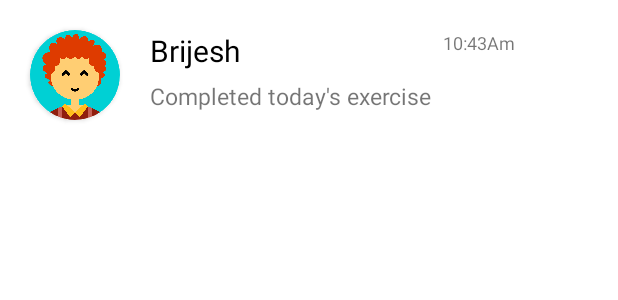
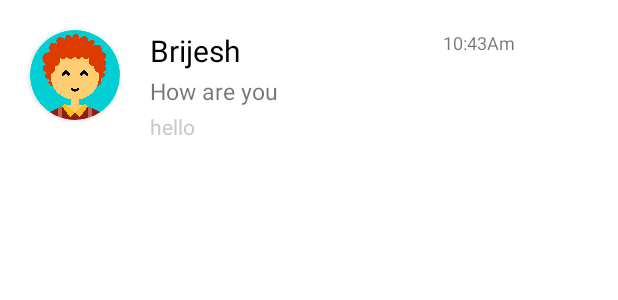
Before and after one commit to zhangxiao625/fitGroup, an Android app: the layout feed_item.xml on its own in the app's theme, with its tools: preview values and no code run, on a phone screen of 412 x 824 dp. Shown: the top 300 px of the screen. Run offline under Robolectric (Android 15) with nearby library versions, the phone set to English and light mode, and no system bars; Roboto replaces fonts that are not available here.

Commit message:
feed activity

```diff
--- a/app/src/main/res/layout/feed_item.xml
+++ b/app/src/main/res/layout/feed_item.xml
@@ -7,62 +7,72 @@
 
     <RelativeLayout
         android:layout_width="match_parent"
-        android:layout_height="95dp"
-        android:background="#ffffff">
+        android:background="#ffffff"
+        android:layout_height="95dp">
 
         <androidx.cardview.widget.CardView
 
+            android:layout_height="60dp"
+            android:layout_width="60dp"
             android:id="@+id/imageview1"
-            android:layout_width="60dp"
-            android:layout_height="60dp"
-            android:layout_marginLeft="20dp"
+            app:cardCornerRadius="60dp"
             android:layout_marginTop="20dp"
-            app:cardCornerRadius="60dp">
+            android:layout_marginLeft="20dp">
 
             <ImageView
                 android:id="@+id/imageview"
                 android:layout_width="60dp"
+                android:scaleType="centerCrop"
                 android:layout_height="60dp"
-                android:scaleType="centerCrop"
-                android:src="@drawable/profile1"></ImageView>
+                android:src="@drawable/profile1"
+                ></ImageView>
 
         </androidx.cardview.widget.CardView>
 
         <TextView
-            android:id="@+id/textview"
             android:layout_width="120dp"
             android:layout_height="30dp"
-            android:layout_marginLeft="20dp"
-            android:layout_marginTop="20dp"
-            android:layout_toRightOf="@id/imageview1"
             android:text="Brijesh"
             android:textColor="#000000"
-            android:textSize="20sp">
+            android:layout_toRightOf="@id/imageview1"
+            android:id="@+id/textview"
+            android:textSize="20sp"
+            android:layout_marginTop="20dp"
+            android:layout_marginLeft="20dp">
 
         </TextView>
-
         <TextView
+            android:layout_width="140dp"
+            android:layout_height="30dp"
+            android:textSize="15sp"
             android:id="@+id/textview2"
-            android:layout_width="192dp"
-            android:layout_height="32dp"
+            android:layout_toRightOf="@id/imageview1"
             android:layout_below="@+id/textview"
             android:layout_marginLeft="20dp"
-            android:layout_marginTop="3dp"
-            android:layout_toRightOf="@id/imageview1"
-            android:text="Completed today's exercise"
-            android:textSize="15sp">
+            android:text="How are you">
 
         </TextView>
+        <TextView
+            android:layout_width="80dp"
+            android:textSize="12sp"
+            android:text="10:43Am"
+            android:id="@+id/textview3"
+            android:layout_marginTop="20dp"
+            android:layout_marginLeft="75dp"
+            android:layout_toRightOf="@id/textview"
+            android:layout_height="40dp">
 
+        </TextView>
         <TextView
-            android:id="@+id/textview3"
-            android:layout_width="80dp"
-            android:layout_height="40dp"
-            android:layout_marginLeft="75dp"
-            android:layout_marginTop="20dp"
-            android:layout_toRightOf="@id/textview"
-            android:text="10:43Am"
-            android:textSize="12sp">
+            android:layout_width="match_parent"
+            android:layout_height="20dp"
+            android:textColor="#CDC7C7"
+            android:id="@+id/Divider"
+            android:layout_marginTop="-5dp"
+            android:layout_marginLeft="20dp"
+            android:layout_toRightOf="@id/imageview1"
+            android:layout_below="@id/imageview1"
+            android:text="hello">
 
         </TextView>
 
```
Also changed, not shown: app/src/main/java/com/example/myapplication/Adapter.java (added, +89 -0 lines), app/src/main/java/com/example/myapplication/FeedActivity.java (+26 -0 lines), app/src/main/java/com/example/myapplication/ModelClass.java (added, +46 -0 lines), app/src/main/res/layout/activity_feed.xml (+11 -5 lines).
